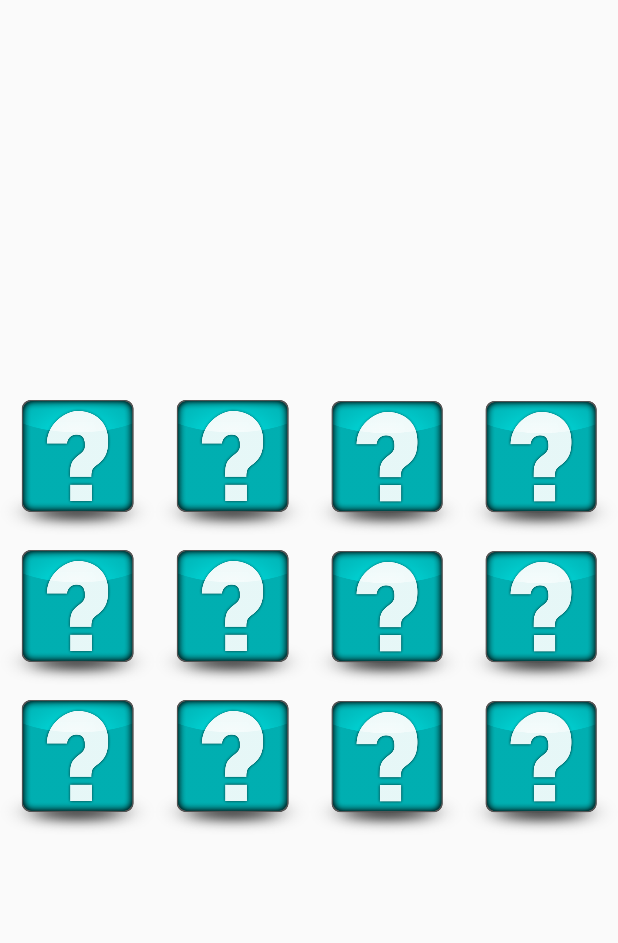
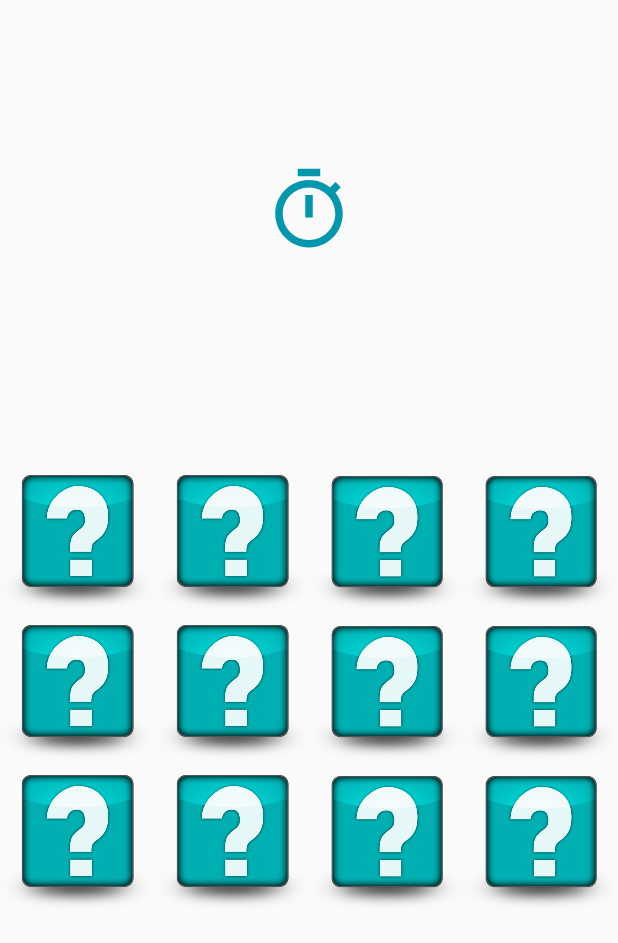
Before and after one commit to MohamedBenAhmed55/MentalGym, an Android app: the layout activity_memory_cards.xml on its own in the app's theme, with its tools: preview values and no code run, on a phone screen of 412 x 824 dp. Shown: the top 943 px of the screen. Run offline under Robolectric (Android 15) with nearby library versions, the phone set to English and light mode, and no system bars.

Commit message:
Memory Cards class

```diff
--- a/app/src/main/java/com/example/mentalgym/MemoryCards.java
+++ b/app/src/main/java/com/example/mentalgym/MemoryCards.java
@@ -8,15 +8,18 @@ import android.content.DialogInterface;
 import android.content.Intent;
 import android.graphics.Color;
 import android.os.Bundle;
+import android.os.CountDownTimer;
 import android.os.Handler;
 import android.view.View;
 import android.widget.ImageView;
+import android.widget.TextView;
 
 import java.util.*;
-
+import java.util.concurrent.TimeUnit;
 
 
 public class MemoryCards extends AppCompatActivity {
+    TextView textView;
 
     ImageView iv_11, iv_12, iv_13, iv_14, iv_21, iv_22, iv_23, iv_24, iv_31, iv_32, iv_33, iv_34;
     //array for the images
@@ -34,6 +37,33 @@ public class MemoryCards extends AppCompatActivity {
         super.onCreate(savedInstanceState);
         setContentView(R.layout.activity_memory_cards);
 
+        textView = findViewById(R.id.textView4);
+        // intialize timer duration
+        long duration = TimeUnit.MINUTES.toMillis(1);
+        // intialize countdown timer
+        new CountDownTimer(duration,1000){
+
+            @Override
+            public void onTick(long l) {
+                //when tick convert millisecond to minut and second
+                String sDuration = String.format(Locale.ENGLISH,"%02d : %02d",
+                        TimeUnit.MILLISECONDS.toMinutes(l),
+                        TimeUnit.MILLISECONDS.toSeconds(l) -
+                                TimeUnit.MINUTES.toSeconds(TimeUnit.MILLISECONDS.toMinutes(l)));
+                // set converted string on text view
+                textView.setText(sDuration);
+            }
+
+            @Override
+            public void onFinish() {
+                AlertDialog.Builder alertDialogBuilder = new AlertDialog.Builder(MemoryCards.this);
+                alertDialogBuilder
+                        .setMessage("TIME IS OVER")
+                        .setCancelable(false);
+                AlertDialog alertDialog = alertDialogBuilder.create();
+                alertDialog.show();
+            }
+        }.start();
 
         iv_11 = findViewById(R.id.iv_11);
         iv_12 = findViewById(R.id.iv_12);
@@ -304,7 +334,7 @@ public class MemoryCards extends AppCompatActivity {
 
     }
 
-    private void checkEnd(){
+    public void checkEnd(){
         if(iv_11.getVisibility() ==View.INVISIBLE &&
                 iv_12.getVisibility() ==View.INVISIBLE &&
                 iv_13.getVisibility() ==View.INVISIBLE &&
@@ -319,7 +349,7 @@ public class MemoryCards extends AppCompatActivity {
                 iv_34.getVisibility() ==View.INVISIBLE ){
             AlertDialog.Builder alertDialogBuilder = new AlertDialog.Builder(MemoryCards.this);
             alertDialogBuilder
-                    .setMessage("game over")
+                    .setMessage("YOU WIN ")
                     .setCancelable(false)
                     .setPositiveButton("NEW",new DialogInterface.OnClickListener() {
                         @Override
@@ -338,9 +368,10 @@ public class MemoryCards extends AppCompatActivity {
             AlertDialog alertDialog = alertDialogBuilder.create();
             alertDialog.show();
         }
+
     }
 
-    private void frontOfCardsRessources(){
+    public void frontOfCardsRessources(){
         image101 =R.drawable.chat;
         image102 =R.drawable.chat2;
         image103 =R.drawable.chat3;
--- /dev/null
+++ b/app/src/main/res/drawable/ic_timer.xml
@@ -0,0 +1,5 @@
+<vector android:height="60dp" android:tint="#0297AD"
+    android:viewportHeight="24" android:viewportWidth="24"
+    android:width="60dp" xmlns:android="http://schemas.android.com/apk/res/android">
+    <path android:fillColor="@android:color/white" android:pathData="M15,1L9,1v2h6L15,1zM11,14h2L13,8h-2v6zM19.03,7.39l1.42,-1.42c-0.43,-0.51 -0.9,-0.99 -1.41,-1.41l-1.42,1.42C16.07,4.74 14.12,4 12,4c-4.97,0 -9,4.03 -9,9s4.02,9 9,9 9,-4.03 9,-9c0,-2.12 -0.74,-4.07 -1.97,-5.61zM12,20c-3.87,0 -7,-3.13 -7,-7s3.13,-7 7,-7 7,3.13 7,7 -3.13,7 -7,7z"/>
+</vector>
--- a/app/src/main/res/layout/activity_memory_cards.xml
+++ b/app/src/main/res/layout/activity_memory_cards.xml
@@ -8,13 +8,28 @@
     tools:context=".MemoryCards">
 
     <include
+        android:id="@+id/include"
         layout="@layout/images"
         android:layout_width="wrap_content"
         android:layout_height="300dp"
+        android:layout_marginTop="100dp"
         app:layout_constraintBottom_toBottomOf="parent"
         app:layout_constraintEnd_toEndOf="parent"
         app:layout_constraintStart_toStartOf="parent"
         app:layout_constraintTop_toTopOf="parent"
         tools:layout_centerHorizontal="true"
         tools:layout_centerVertical="true" />
+
+    <TextView
+        android:id="@+id/textView4"
+        android:layout_width="wrap_content"
+        android:layout_height="wrap_content"
+        app:layout_constraintBottom_toTopOf="@+id/include"
+        app:layout_constraintEnd_toEndOf="parent"
+        app:layout_constraintStart_toStartOf="parent"
+        app:layout_constraintTop_toTopOf="parent"
+        android:textSize="24sp"
+        android:textStyle="bold"
+        app:drawableTopCompat="@drawable/ic_timer" />
+
 </androidx.constraintlayout.widget.ConstraintLayout>
```
Also changed, not shown: 1 other file.
